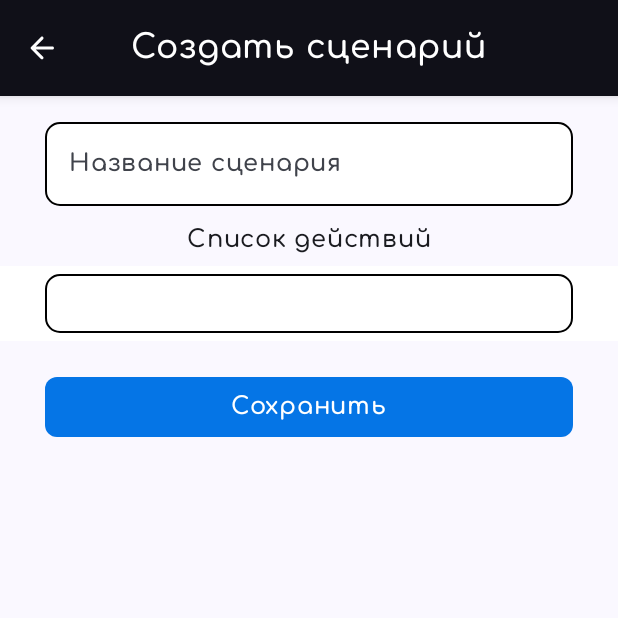
After one commit to xemura/AppToSupportPatientsWithOCD, an Android app built with Jetpack Compose: the composable AddScriptScreen shown on its own in the app's theme, on a phone screen of 412 x 824 dp, the top half of it. The commit adds this screen. Run offline under Robolectric (Android 15) with nearby library versions, the phone set to English and light mode, and no system bars.

Commit message:
add UI for add script screen

```diff
--- a/app/src/main/java/com/xenia/apptosupportpatientswithocd/presentation/modules_screen/ContentTextScreen.kt
+++ b/app/src/main/java/com/xenia/apptosupportpatientswithocd/presentation/modules_screen/ContentTextScreen.kt
@@ -13,6 +13,7 @@ import androidx.compose.foundation.shape.RoundedCornerShape
 import androidx.compose.material.icons.Icons
 import androidx.compose.material.icons.rounded.ArrowBack
 import androidx.compose.material3.Card
+import androidx.compose.material3.CardDefaults
 import androidx.compose.material3.CenterAlignedTopAppBar
 import androidx.compose.material3.ExperimentalMaterial3Api
 import androidx.compose.material3.Icon
@@ -72,6 +73,9 @@ fun ContentTextScreen(
                     start = 10.dp,
                     end = 10.dp
                 ),
+            colors = CardDefaults.cardColors(
+                containerColor = Color.White
+            ),
             shape = RoundedCornerShape(10.dp),
             border = BorderStroke(1.dp, Color.Black),
         ) {
@@ -79,7 +83,7 @@ fun ContentTextScreen(
                 item {
                     Text(
                         modifier = Modifier
-                            .padding(10.dp),
+                            .padding(horizontal = 20.dp, vertical = 10.dp),
                         text = text
                     )
                 }
--- a/app/src/main/java/com/xenia/apptosupportpatientswithocd/presentation/modules_screen/ModulesScreen.kt
+++ b/app/src/main/java/com/xenia/apptosupportpatientswithocd/presentation/modules_screen/ModulesScreen.kt
@@ -58,7 +58,8 @@ fun ModulesScreen(
             modifier = Modifier
                 .fillMaxSize()
                 .background(Color.White)
-                .padding(top = contentPadding.calculateTopPadding()),
+                .padding(top = contentPadding.calculateTopPadding(),
+                    bottom = contentPadding.calculateTopPadding() + 30.dp),
             verticalArrangement = Arrangement.Top,
             horizontalAlignment = Alignment.CenterHorizontally
         ) {
--- /dev/null
+++ b/app/src/main/java/com/xenia/apptosupportpatientswithocd/presentation/scripts_screen/AddScriptScreen.kt
@@ -0,0 +1,261 @@
+package com.xenia.apptosupportpatientswithocd.presentation.scripts_screen
+
+import androidx.compose.foundation.BorderStroke
+import androidx.compose.foundation.background
+import androidx.compose.foundation.clickable
+import androidx.compose.foundation.layout.Arrangement
+import androidx.compose.foundation.layout.Box
+import androidx.compose.foundation.layout.Column
+import androidx.compose.foundation.layout.Spacer
+import androidx.compose.foundation.layout.fillMaxSize
+import androidx.compose.foundation.layout.fillMaxWidth
+import androidx.compose.foundation.layout.height
+import androidx.compose.foundation.layout.padding
+import androidx.compose.foundation.layout.width
+import androidx.compose.foundation.lazy.LazyColumn
+import androidx.compose.foundation.lazy.items
+import androidx.compose.foundation.shape.RoundedCornerShape
+import androidx.compose.material.icons.Icons
+import androidx.compose.material.icons.filled.Email
+import androidx.compose.material.icons.filled.Info
+import androidx.compose.material.icons.rounded.ArrowBack
+import androidx.compose.material3.AlertDialog
+import androidx.compose.material3.Button
+import androidx.compose.material3.ButtonDefaults
+import androidx.compose.material3.Card
+import androidx.compose.material3.CardDefaults
+import androidx.compose.material3.CenterAlignedTopAppBar
+import androidx.compose.material3.ExperimentalMaterial3Api
+import androidx.compose.material3.Icon
+import androidx.compose.material3.IconButton
+import androidx.compose.material3.OutlinedTextField
+import androidx.compose.material3.Scaffold
+import androidx.compose.material3.Text
+import androidx.compose.material3.TextButton
+import androidx.compose.material3.TextFieldDefaults
+import androidx.compose.material3.TopAppBarDefaults
+import androidx.compose.runtime.Composable
+import androidx.compose.runtime.getValue
+import androidx.compose.runtime.mutableStateOf
+import androidx.compose.runtime.remember
+import androidx.compose.runtime.setValue
+import androidx.compose.ui.Alignment
+import androidx.compose.ui.Modifier
+import androidx.compose.ui.draw.shadow
+import androidx.compose.ui.graphics.Color
+import androidx.compose.ui.graphics.vector.ImageVector
+import androidx.compose.ui.unit.dp
+
+@OptIn(ExperimentalMaterial3Api::class)
+@Composable
+fun AddScriptScreen(
+    onBackPressed: () -> Unit,
+    onAddPressed: () -> Unit
+) {
+
+    val openAlertDialog = remember { mutableStateOf(false) }
+    var nameText by remember { mutableStateOf("") }
+
+    var actionsList = remember { mutableStateOf<List<Action>>(mutableListOf()) }
+
+    var actionText by remember { mutableStateOf("") }
+
+    var list = remember { mutableListOf<Action>() }
+
+    when {
+        openAlertDialog.value -> {
+            AlertDialogExample(
+                onDismissRequest = {
+                    openAlertDialog.value = false
+                    actionText = ""
+                },
+                onConfirmation = {
+                    openAlertDialog.value = false
+                    list.add(Action(actionText, false))
+                    actionsList.value = list
+                    actionText = ""
+                },
+                dialogTitle = "Введите действие",
+                dialogText = {
+                    OutlinedTextField(
+                        value = actionText,
+                        onValueChange = {
+                            actionText = it
+                        },
+                        placeholder = { Text(text = "Введите действие") },
+                        singleLine = true,
+                        colors = TextFieldDefaults.colors(
+                            focusedIndicatorColor = Color(0xFF0575e6),
+                            unfocusedIndicatorColor = Color.Black,
+                            focusedLabelColor = Color(0xFF0575e6),
+                            focusedContainerColor = Color.White,
+                            unfocusedContainerColor = Color.White
+                        ),
+                        label = { Text("Действие") },
+                    )
+                }
+            )
+        }
+    }
+
+    Scaffold(
+        topBar = {
+            CenterAlignedTopAppBar(
+                modifier = Modifier
+                    .shadow(
+                        elevation = 5.dp,
+                        spotColor = Color.DarkGray
+                    ),
+                title = {
+                    Text(text = "Создать сценарий")
+                },
+                colors = TopAppBarDefaults.centerAlignedTopAppBarColors(
+                    titleContentColor = Color.White,
+                    containerColor = Color(0xFF101018)
+                ),
+                navigationIcon = {
+                    IconButton(onClick = {
+                        onBackPressed()
+                    }) {
+                        Icon(
+                            imageVector = Icons.Rounded.ArrowBack,
+                            contentDescription = null,
+                            tint = Color.White
+                        )
+                    }
+                },
+            )
+        }
+    ) { contentPadding ->
+        Column(
+            modifier = Modifier.padding(top = contentPadding.calculateTopPadding()),
+            verticalArrangement = Arrangement.Top,
+            horizontalAlignment = Alignment.CenterHorizontally
+        ) {
+            OutlinedTextField(
+                modifier = Modifier
+                    .fillMaxWidth()
+                    .padding(horizontal = 30.dp, vertical = 5.dp),
+                value = nameText,
+                onValueChange = { nameText = it },
+                placeholder = { Text(text = "Введите название сценария") },
+                singleLine = true,
+                colors = TextFieldDefaults.colors(
+                    focusedIndicatorColor = Color(0xFF0575e6),
+                    unfocusedIndicatorColor = Color.Black,
+                    focusedLabelColor = Color(0xFF0575e6),
+                    focusedContainerColor = Color.White,
+                    unfocusedContainerColor = Color.White
+                ),
+                label = { Text("Название сценария") },
+                shape = RoundedCornerShape(10.dp)
+            )
+
+            Text(
+                modifier = Modifier.padding(vertical = 5.dp),
+                text = "Список действий"
+            )
+
+            if (actionsList.value.isEmpty()) {
+                Card(
+                    modifier = Modifier
+                        .background(Color.White)
+                        .fillMaxWidth()
+                        .height(50.dp)
+                        .padding(horizontal = 30.dp, vertical = 5.dp)
+                        .clickable {
+                            openAlertDialog.value = true
+                        },
+                    shape = RoundedCornerShape(10.dp),
+                    border = BorderStroke(1.dp, Color.Black),
+                    colors = CardDefaults.cardColors(
+                        containerColor = Color.White
+                    ),
+                ) {
+
+                }
+            } else {
+                Card(
+                    modifier = Modifier
+                        .background(Color.White)
+                        .fillMaxWidth()
+                        .padding(horizontal = 30.dp, vertical = 5.dp)
+                        .clickable {
+                            openAlertDialog.value = true
+                        },
+                    shape = RoundedCornerShape(10.dp),
+                    border = BorderStroke(1.dp, Color.Black),
+                    colors = CardDefaults.cardColors(
+                        containerColor = Color.White
+                    ),
+                ) {
+                    LazyColumn {
+                        items(actionsList.value) {
+                            Text(
+                                modifier = Modifier.padding(10.dp),
+                                text = it.name
+                            )
+                        }
+                    }
+                }
+            }
+
+            Spacer(modifier = Modifier.padding(10.dp),)
+
+
+            Button(
+                onClick = { onAddPressed() },
+                colors = ButtonDefaults.buttonColors(containerColor = Color(0xFF0575e6)),
+                shape = RoundedCornerShape(8.dp),
+                modifier = Modifier
+                    .fillMaxWidth()
+                    .padding(horizontal = 30.dp)
+            ) {
+                Text(
+                    color = Color.White,
+                    text = "Сохранить",
+                )
+            }
+
+        }
+    }
+}
+
+@Composable
+fun AlertDialogExample(
+    onDismissRequest: () -> Unit,
+    onConfirmation: () -> Unit,
+    dialogTitle: String,
+    dialogText: @Composable () -> Unit,
+) {
+    AlertDialog(
+        containerColor = Color.White,
+        title = {
+            Text(text = dialogTitle)
+        },
+        text = {
+            dialogText()
+        },
+        onDismissRequest = {
+            onDismissRequest()
+        },
+        confirmButton = {
+            TextButton(
+                onClick = {
+                    onConfirmation()
+                }
+            ) {
+                Text("OK")
+            }
+        },
+        dismissButton = {
+            TextButton(
+                onClick = {
+                    onDismissRequest()
+                }
+            ) {
+                Text("Отмена")
+            }
+        }
+    )
+}
--- a/app/src/main/java/com/xenia/apptosupportpatientswithocd/ui/theme/Type.kt
+++ b/app/src/main/java/com/xenia/apptosupportpatientswithocd/ui/theme/Type.kt
@@ -42,6 +42,21 @@ val Typography = Typography(
         lineHeight = 24.sp,
         letterSpacing = 0.5.sp
     ),
+    headlineSmall = TextStyle(
+        fontFamily = fontFamily,
+        fontWeight = FontWeight.Normal,
+        fontSize = 20.sp,
+        lineHeight = 24.sp,
+        letterSpacing = 0.5.sp
+    ),
+    bodyMedium = TextStyle(
+        fontFamily = fontFamily,
+        fontWeight = FontWeight.Normal,
+        fontSize = 16.sp,
+        lineHeight = 24.sp,
+        letterSpacing = 0.5.sp
+    ),
+
     /* Other default text styles to override
     titleLarge = TextStyle(
         fontFamily = FontFamily.Default,
```
Also changed, not shown: app/src/main/java/com/xenia/apptosupportpatientswithocd/navigation/AppNavGraph.kt (+14 -4 lines), app/src/main/java/com/xenia/apptosupportpatientswithocd/navigation/NavigationItem.kt (+15 -3 lines), app/src/main/java/com/xenia/apptosupportpatientswithocd/navigation/ScriptsNavGraph.kt (added, +24 -0 lines), app/src/main/java/com/xenia/apptosupportpatientswithocd/presentation/EnterMainScreen.kt (+27 -3 lines), app/src/main/java/com/xenia/apptosupportpatientswithocd/presentation/main_screen/MainScreen.kt (+7 -4 lines), app/src/main/java/com/xenia/apptosupportpatientswithocd/presentation/modules_screen/ModuleContentScreen.kt (+6 -1 lines), app/src/main/java/com/xenia/apptosupportpatientswithocd/presentation/scripts_screen/ScriptsScreen.kt (+6 -2 lines).
